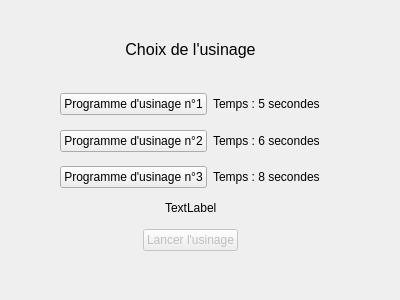
Before: the Qt Designer form Views/ProgramsList.ui in Soluce-Development/Maquette, drawn with Qt 5.
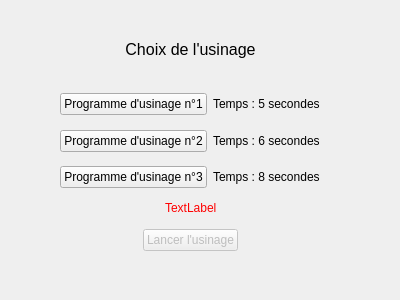
After: the same form once the commit is applied.

```diff
--- a/Views/ProgramsList.ui
+++ b/Views/ProgramsList.ui
@@ -194,6 +194,10 @@
       </item>
       <item>
        <widget class="QLabel" name="text_warning">
+        <property name="styleSheet">
+         <string notr="true">color: rgb(255, 0, 0);
+font: italic 9pt &quot;Segoe UI&quot;;</string>
+        </property>
         <property name="text">
          <string>TextLabel</string>
         </property>
```
